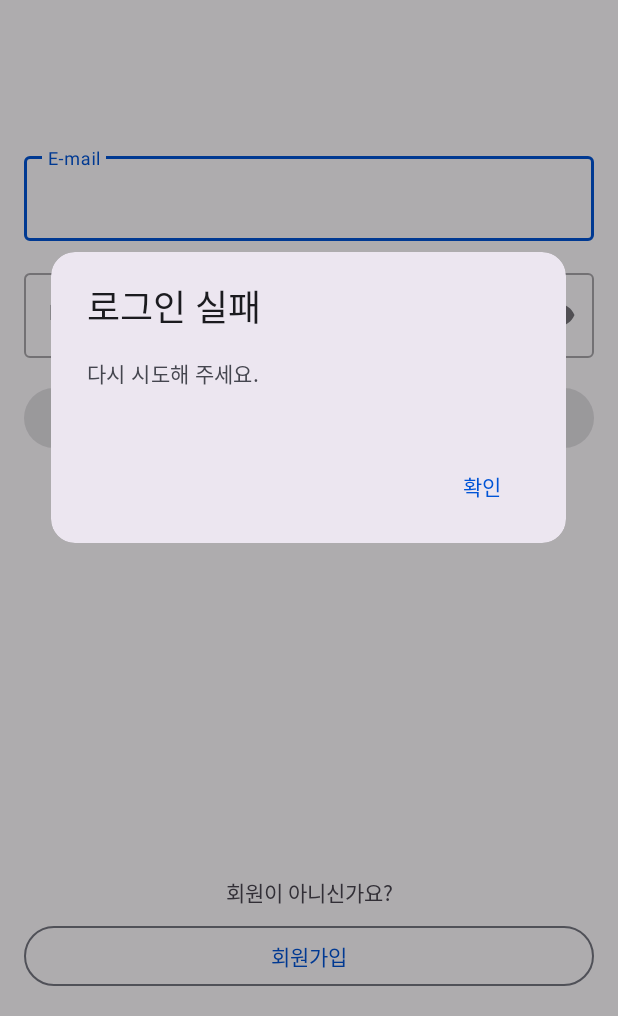
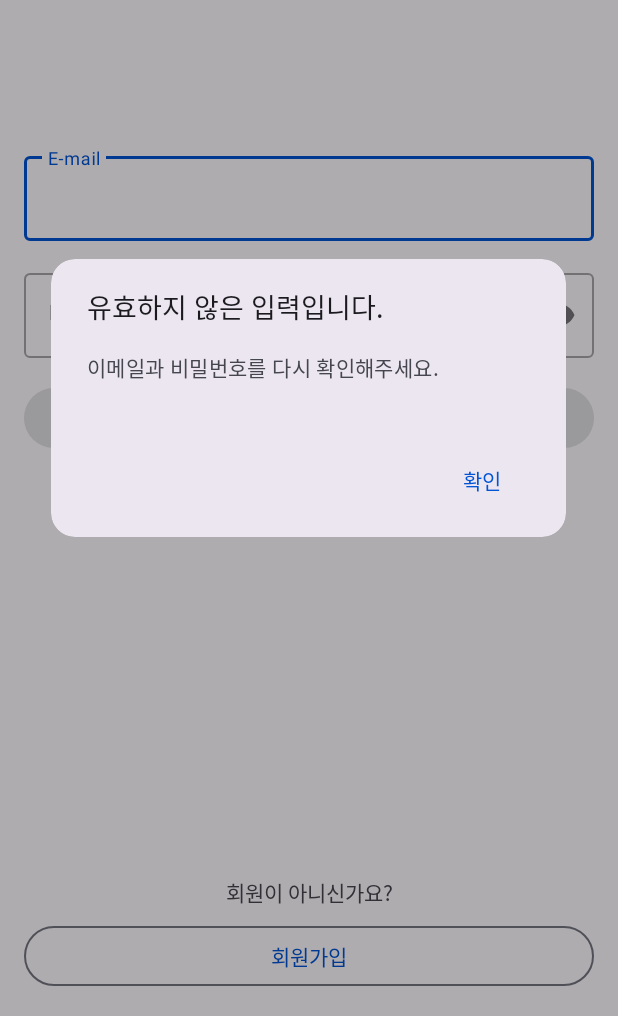
Before and after one commit to boostcampwm2023/and09-PriceGuard, an Android app: the LoginActivity screen opened directly, with no data from a screen before it, after a tap on "로그인", on a phone screen of 412 x 824 dp, the part 220-1236 px from its top. Run offline under Robolectric (Android 15) with nearby library versions, the phone set to English and light mode, and no system bars; our stand-ins replace data binding.

Commit message:
feat: 유효성 검증 방식 변경

```diff
--- a/android/app/src/main/java/app/priceguard/ui/login/LoginActivity.kt
+++ b/android/app/src/main/java/app/priceguard/ui/login/LoginActivity.kt
@@ -56,12 +56,16 @@ class LoginActivity : AppCompatActivity() {
             loginViewModel.event.collect { eventType ->
                 when (eventType) {
                     LoginViewModel.LoginEvent.Invalid -> showDialog(
+                        getString(R.string.login_invalid),
+                        getString(R.string.login_invalid_message),
+                        getString(R.string.login_fail_accept)
+                    )
+
+                    LoginViewModel.LoginEvent.LoginFailed -> showDialog(
                         getString(R.string.login_fail),
                         getString(R.string.login_fail_message),
                         getString(R.string.login_fail_accept)
                     )
-
-                    LoginViewModel.LoginEvent.LoginFailed -> TODO("로그인 실패 시 처리")
                     LoginViewModel.LoginEvent.LoginSuccess -> TODO("로그인 성공 시 처리")
                 }
             }
--- a/android/app/src/main/res/values/strings.xml
+++ b/android/app/src/main/res/values/strings.xml
@@ -11,4 +11,6 @@
     <string name="login_fail">로그인 실패</string>
     <string name="login_fail_message">다시 시도해 주세요.</string>
     <string name="login_fail_accept">확인</string>
+    <string name="login_invalid">유효하지 않은 입력입니다.</string>
+    <string name="login_invalid_message">이메일과 비밀번호를 다시 확인해주세요.</string>
 </resources>
```
